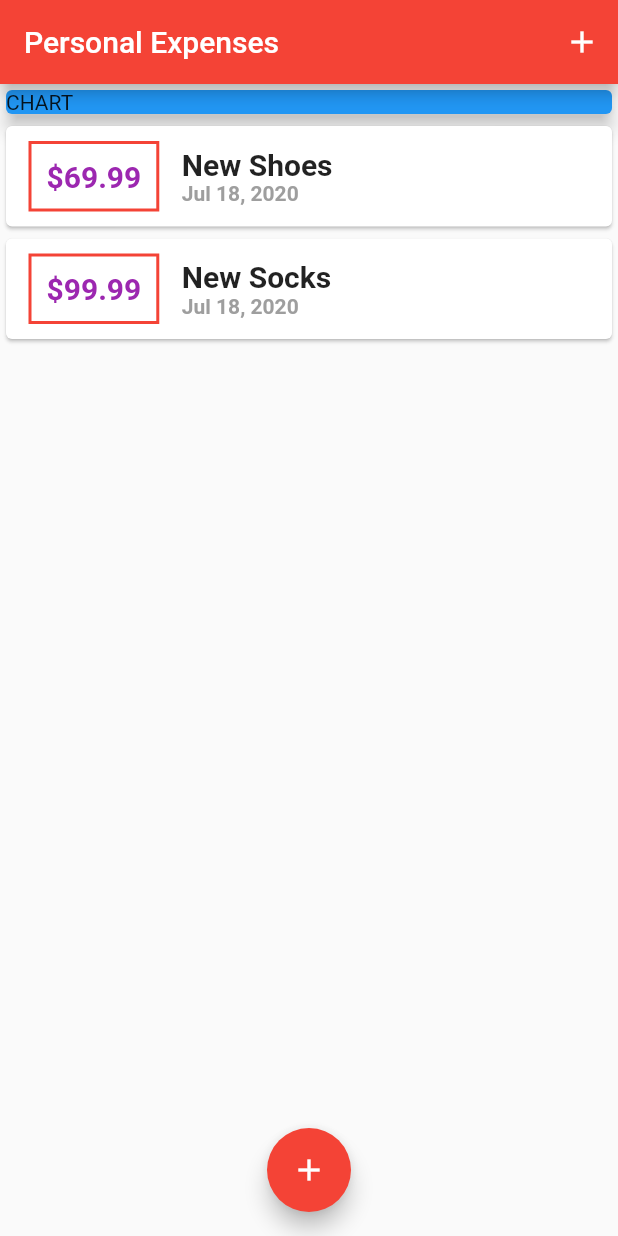
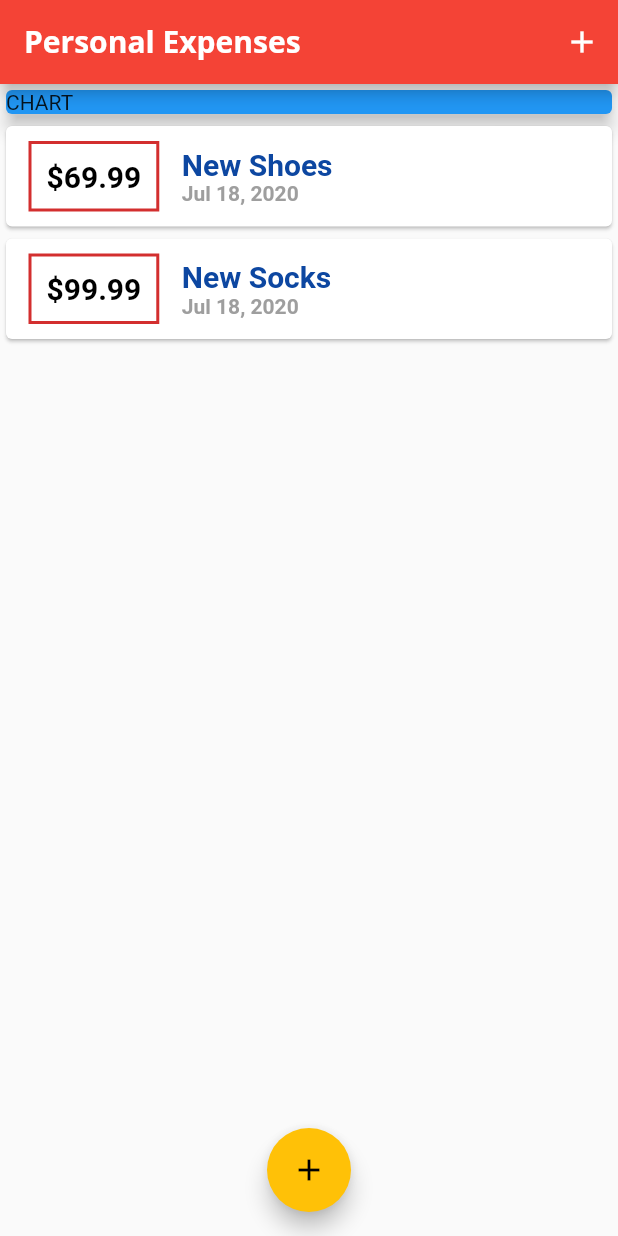
Before and after one commit to Devansh16/expensePlannerApp, a Flutter app: the screen it shows after launch, on a phone screen of 412 x 824 dp. Run offline on Flutter 3.47's test engine with Material 2 defaults, Android fonts, the phone set to English and light mode, and no system bars.

Commit message:
Updated Fonts

```diff
--- a/lib/Widgets/transactions_list.dart
+++ b/lib/Widgets/transactions_list.dart
@@ -25,7 +25,7 @@ class TransactionList extends StatelessWidget {
                   ),
                   decoration: BoxDecoration(
                     border: Border.all(
-                      color: Theme.of(context).primaryColor,
+                      color: Theme.of(context).primaryColorDark,
                       width: 2,
                     ),
                   ),
@@ -35,7 +35,7 @@ class TransactionList extends StatelessWidget {
                     style: TextStyle(
                       fontWeight: FontWeight.bold,
                       fontSize: 20,
-                      color: Colors.purple,
+                      color: Colors.black,
                     ),
                   ),
                 ),
@@ -47,6 +47,7 @@ class TransactionList extends StatelessWidget {
                       style: TextStyle(
                         fontWeight: FontWeight.bold,
                         fontSize: 20,
+                        color: Colors.blue[900],
                       ),
                     ),
                     Text(
--- a/lib/main.dart
+++ b/lib/main.dart
@@ -14,6 +14,26 @@ class MyApp extends StatelessWidget {
       home: MyHomePage(),
       theme: ThemeData(
         primarySwatch: Colors.red,
+        accentColor: Colors.amber,
+        fontFamily: 'Quicksand',
+        textTheme: ThemeData.light().textTheme.copyWith(
+              // ignore: deprecated_member_use
+              title: TextStyle(
+                fontFamily: 'OpenSans',
+                fontSize: 18,
+                fontWeight: FontWeight.bold,
+              ),
+            ),
+        appBarTheme: AppBarTheme(
+          textTheme: ThemeData.light().textTheme.copyWith(
+                // ignore: deprecated_member_use
+                title: TextStyle(
+                  fontFamily: 'OpenSans',
+                  fontSize: 20,
+                  fontWeight: FontWeight.bold,
+                ),
+              ),
+        ),
       ),
     );
   }
```
Also changed, not shown: pubspec.yaml (+12 -6 lines), assets/fonts/OpenSans-Bold.ttf (added), assets/fonts/OpenSans-Regular.ttf (added), assets/fonts/Quicksand-Bold.ttf (added), assets/fonts/Quicksand-Light.ttf (added), assets/fonts/Quicksand-Medium.ttf (added), assets/fonts/Quicksand-Regular.ttf (added).
